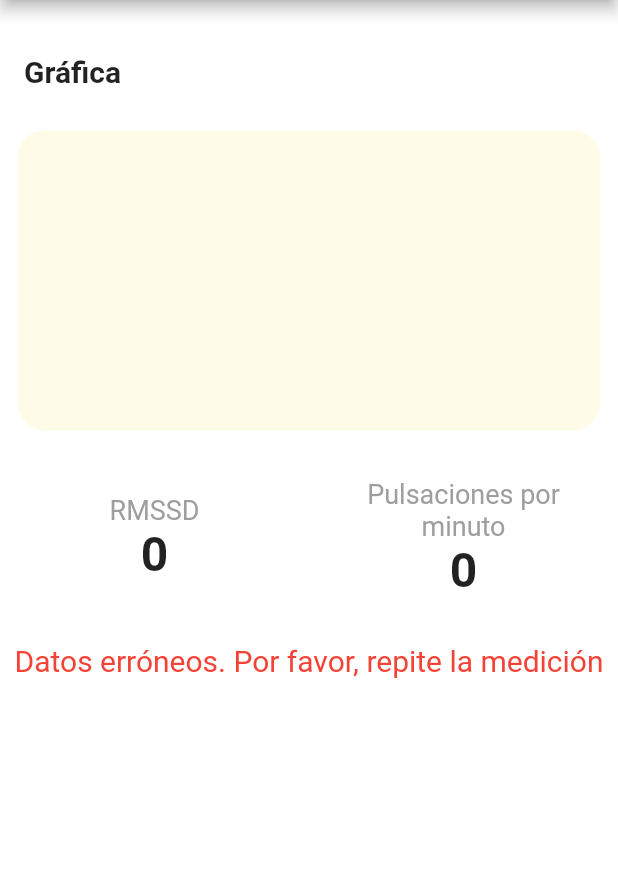
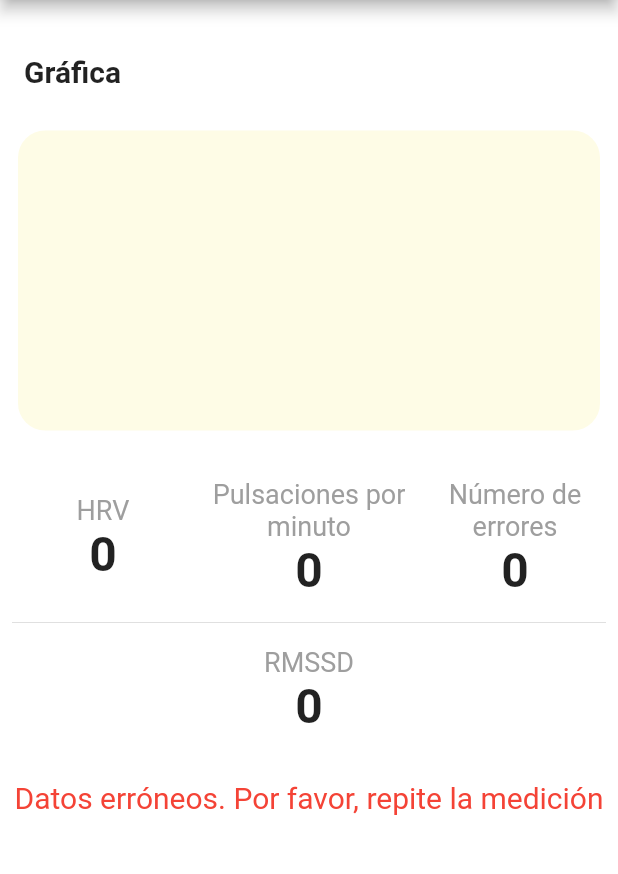
Before and after one commit to senenpalanca/hrvendurance, a Flutter app: the DetailPage screen opened directly with empty values, on a phone screen of 412 x 824 dp, the part 84-958 px from its top. Run offline on Flutter 3.47's test engine with Material 2 defaults, Android fonts, the phone set to English and light mode, and no system bars; our stand-ins replace camera, charts_flutter, wakelock; missing offline and left inert: iirjdart, scidart, vibrate.

Commit message:
rmssd measure added

```diff
--- a/lib/detail-page.dart
+++ b/lib/detail-page.dart
@@ -20,8 +20,8 @@ class _DetailPageState extends State<DetailPage> {
   List<Peak> _peaks = [];
   int HR = 0;
   int HRV = 0;
-
-  bool someError = false;
+  int RMSSD = 0;
+  int numErrors = -1;
   @override
   Widget build(BuildContext context) {
 
@@ -66,7 +66,7 @@ class _DetailPageState extends State<DetailPage> {
                     crossAxisAlignment: CrossAxisAlignment.center,
                     children: <Widget>[
                       Text(
-                      "RMSSD",
+                        "HRV",
                         style: TextStyle(fontSize: 18, color: Colors.grey),
                       ),
                       Text(
@@ -100,10 +100,61 @@ class _DetailPageState extends State<DetailPage> {
                     ],
                   ),
                 ),
-              ),],
               ),
+              numErrors>-1 ? Expanded(
+                flex: 1,
+                child: Center(
+                  child: Column(
+                    mainAxisSize: MainAxisSize.min,
+                    crossAxisAlignment: CrossAxisAlignment.center,
+                    children: <Widget>[
+                      Text(
+                        "Número de errores",
+                        textAlign: TextAlign.center,
+                        style: TextStyle(fontSize: 18, color: Colors.grey),
+                      ),
+                      Text(
+                        numErrors.toString(),//(_bpm > 30 && _bpm < 150 ? _bpm.toString() : "--"),
+                        style: TextStyle(
+                            fontSize: 32, fontWeight: FontWeight.bold),
+                      ),
+
+                    ],
+                  ),
+                ),
+              ) : Container()],
+          ),
+          Padding(
+            padding: const EdgeInsets.all(8.0),
+            child: Divider(),
+          ),
+          Row(
+            children: [
+              Expanded(
+                flex: 1,
+                child: Center(
+                  child: Column(
+                    mainAxisSize: MainAxisSize.min,
+                    crossAxisAlignment: CrossAxisAlignment.center,
+                    children: <Widget>[
+                      Text(
+                        "RMSSD",
+                        style: TextStyle(fontSize: 18, color: Colors.grey),
+                      ),
+                      Text(
+                        RMSSD.toString(),//(_bpm > 30 && _bpm < 150 ? _bpm.toString() : "--"),
+                        style: TextStyle(
+                            fontSize: 32, fontWeight: FontWeight.bold),
+                      ),
+                    ],
+                  ),
+                ),
+              ),
+],
+          ),
+
           SizedBox(height: 30,),
-          someError ? Center(child: Text("Datos erróneos. Por favor, repite la medición", style: TextStyle(color: Colors.red, fontSize: 20),textAlign:TextAlign.center,)): Container(),
+          numErrors>-1 ? Center(child: Text("Datos erróneos. Por favor, repite la medición", style: TextStyle(color: Colors.red, fontSize: 20),textAlign:TextAlign.center,)): Container(),
 
 
         ],
@@ -238,7 +289,7 @@ class _DetailPageState extends State<DetailPage> {
 
 
         setState(() {
-          someError = true;
+          numErrors = 0;
         });
 
     }
@@ -260,10 +311,10 @@ class _DetailPageState extends State<DetailPage> {
       _sumatorio += resta*resta;
     }
     //Errors management
-    if (errors > 0 ){
+    if (errors > 2 ){
 
       setState(() {
-        someError = true;
+        numErrors = errors;
       });
     }
     //End Errors management
@@ -275,6 +326,10 @@ class _DetailPageState extends State<DetailPage> {
 
       var rmssd = sqrt(x);
 
+      setState(() {
+        RMSSD = rmssd.toInt();
+      });
+
       var logrmssd = log(rmssd);
       return logrmssd*10;
     }
@@ -282,24 +337,6 @@ class _DetailPageState extends State<DetailPage> {
 
   }
 
-  double _calculateRMSSD2(List<int> values) {
-
-    double _sumatorio = 0;
-    for(int i = 0; i<values.length-1;i++){
-
-      int resta = values[i]-values[i+1];
-
-      _sumatorio += resta*resta;
-    }
-
-    if(values.length>0){
-      double x = _sumatorio/(values.length-1);
-
-      var rmssd = sqrt(x);
-      return rmssd;
-    }
-
-  }
 
   List<SensorValue> _lowPassFilter(List<SensorValue> dataToFilter) {
 
```
Also changed, not shown: pubspec.lock. Lines whose indentation alone changed are shown as unchanged.
